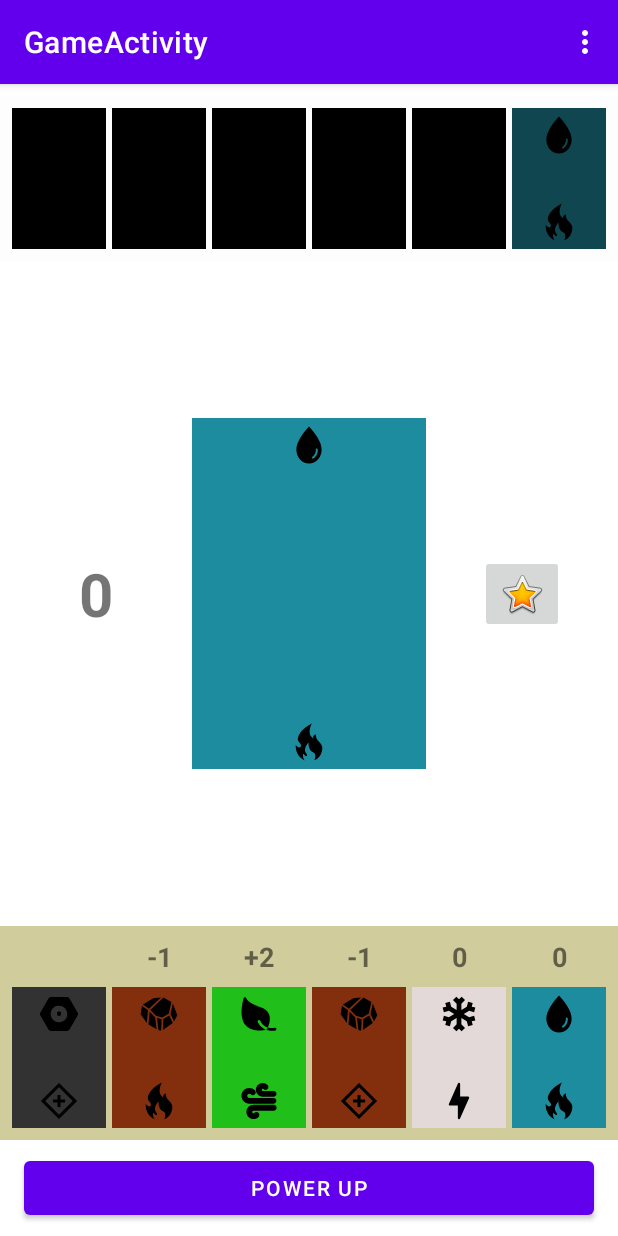
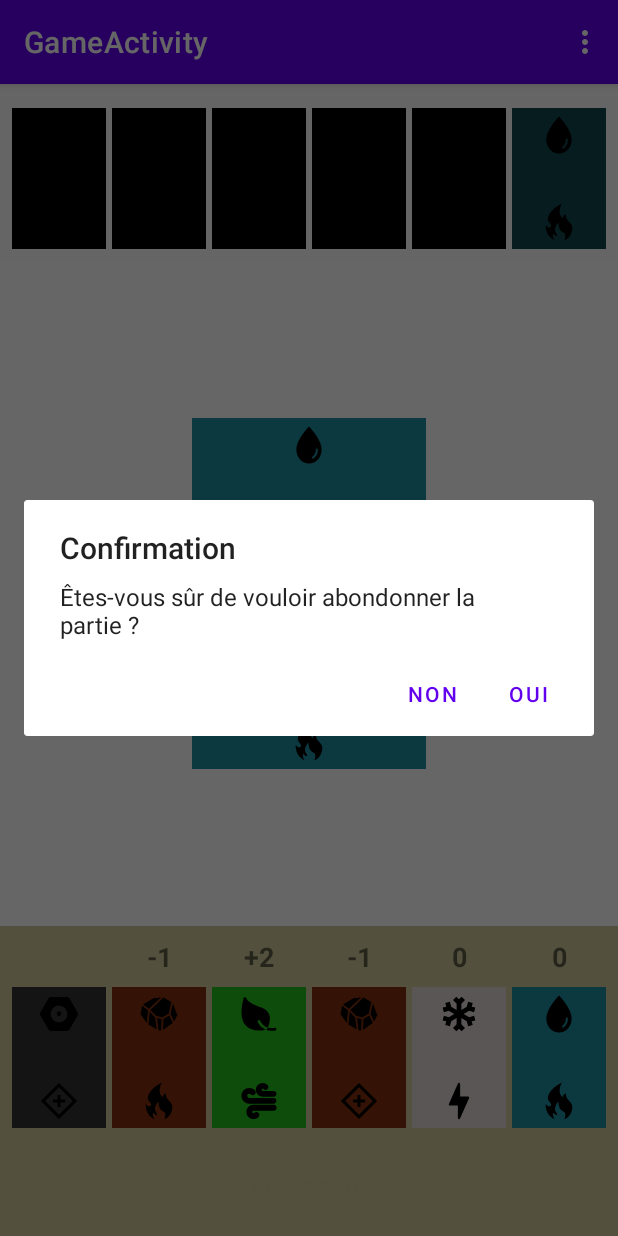
Before and after one commit to ArthurLeo04/AppMobile, an Android app: the GameActivity screen opened directly, with no data from a screen before it, in the options menu, after a tap on "Abandonner", on a phone screen of 412 x 824 dp. Run offline under Robolectric (Android 15) with nearby library versions, the phone set to English and light mode, and no system bars.

Commit message:
On peut Up !

```diff
--- a/app/src/main/java/com/example/picturetocard/GameActivity.kt
+++ b/app/src/main/java/com/example/picturetocard/GameActivity.kt
@@ -3,6 +3,7 @@ package com.example.picturetocard
 import android.animation.Animator
 import android.animation.AnimatorInflater
 import android.animation.AnimatorSet
+import android.animation.ObjectAnimator
 import com.example.picturetocard.ui.game.CarteFragment
 import android.graphics.Typeface
 import android.os.Bundle
@@ -14,6 +15,7 @@ import android.widget.Button
 import android.widget.ImageButton
 import android.widget.PopupMenu
 import android.widget.TextView
+import androidx.appcompat.app.AlertDialog
 import androidx.appcompat.app.AppCompatActivity
 import com.example.picturetocard.PictureToCard
 import com.example.picturetocard.R
@@ -21,11 +23,12 @@ import com.example.picturetocard.game.Card
 import com.example.picturetocard.game.GameManager
 
 class GameActivity : AppCompatActivity() {
-    private lateinit var button: Button
+    private lateinit var powerUpButton: Button
     private lateinit var scoreView: TextView
     private val tableRes = Array<TextView?>(6) { null }
     private val tableCardPlayer = Array<CarteFragment?>(6) { null }
     private val tableCardOppo = Array<CarteFragment?>(6) { null }
+    private val tableUp = Array<TextView?>(4) {null}
     private lateinit var helpButton: ImageButton
     private lateinit var pileDisplay: CarteFragment
     private lateinit var viewPlayerPlaying: View
@@ -80,7 +83,26 @@ class GameActivity : AppCompatActivity() {
 
         viewOpponentPlaying = findViewById(R.id.viewOpoPlaying)
 
-        // Commence le jeu
+
+        ///// Gestion du bouton powerUp //////
+
+        powerUpButton = findViewById(R.id.button)
+        powerUpButton.setOnClickListener {
+            gameManager.usePowerUp();
+        }
+
+        // Récupére les textsView Up!
+
+        for (i in 1..4) {
+            // Ajout des cartes du joueur
+            val resourceId = resources.getIdentifier("textUp$i", "id", packageName)
+            tableUp[i - 1] = findViewById(resourceId)
+            tableUp[i-1]?.textSize = 25f
+            tableUp[i-1]?.setTypeface(null, Typeface.BOLD)
+            tableUp[i-1]?.alpha = 0f // Rendre invisibles les Up au début
+        }
+
+        ///// Commence le jeu
 
         if (!gameManager.getCanPlay()) {
             gameManager.opponentChoosePlay() // Il faut que l'adversaire choisisse une carte de base
@@ -90,17 +112,14 @@ class GameActivity : AppCompatActivity() {
     }
 
     private fun getFormatedRes(indice : Int) : String {
+        // Retourne le résultat si on joue la carte à l'indice dans la main du joueur
         val card : Card = gameManager.cards.getCard(gameManager.handPlayer.cards[indice])!!
-        val result = if (gameManager.lastPlay != null) {
-            gameManager.matrice.getResult(card.color, gameManager.lastPlay!!.color)
-        }
-        else {
-            +1
-        }
+        val result = gameManager.getResult(card)
         return getStringWithPlus(result)
     }
 
     private fun getStringWithPlus(int : Int) : String {
+        // Retourne un toString mais avec + si la valeur est positive
         val formattedResult = if (int > 0) {
             "+$int"
         } else {
@@ -111,6 +130,7 @@ class GameActivity : AppCompatActivity() {
 
 
     private fun setPileDisplay() {
+        // Fixe la carte au dessus de la pile
         if (gameManager.lastPlay != null) {
 
             pileDisplay = setCardFrame(gameManager.lastPlay!!.id, R.id.pileDisplay, false)
@@ -120,6 +140,7 @@ class GameActivity : AppCompatActivity() {
 
 
     private fun getCarteFragment(cardId: Int, needClick: Boolean) : CarteFragment {
+        // retourne un nouveau fragment de carte
         return CarteFragment.newInstance(cardId, needClick,null)
     }
 
@@ -156,32 +177,28 @@ class GameActivity : AppCompatActivity() {
         return when (item.itemId) {
             R.id.action_menu -> {
                 // Ouvrir la pop-up ici
-                showPopupMenu()
+                onBackPressed() // équivalent
                 true
             }
             else -> super.onOptionsItemSelected(item)
         }
     }
 
-    private fun showPopupMenu() {
-        val contextWrapper = ContextThemeWrapper(this, R.style.PopupMenuStyle)
-        val popupMenu = PopupMenu(contextWrapper, findViewById(R.id.action_menu))
-
-        popupMenu.menuInflater.inflate(R.menu.game_menu, popupMenu.menu)
-
-        popupMenu.setOnMenuItemClickListener { menuItem ->
-            // Gérer les clics des éléments du menu contextuel ici
-            when (menuItem.itemId) {
-                R.id.action_menu -> {
-                    // Action 1
-                    //onBackPressed()
-                    true
-                }
-                else -> false
-            }
+    @Deprecated("Deprecated in Java")
+    override fun onBackPressed() {
+        // Action effectué lors de l'appuie du bouton retour (ou de Abondonner dans le popUpMenu)
+        val alertDialogBuilder = AlertDialog.Builder(this)
+        alertDialogBuilder.setTitle("Confirmation")
+        alertDialogBuilder.setMessage("Êtes-vous sûr de vouloir abondonner la partie ?")
+        alertDialogBuilder.setPositiveButton("Oui") { dialog, which ->
+            // L'utilisateur a confirmé, fermer l'activité
+            super.onBackPressed()
         }
-
-        popupMenu.show()
+        alertDialogBuilder.setNegativeButton("Non") { dialog, which ->
+            // L'utilisateur a annulé, ne rien faire
+        }
+        val alertDialog = alertDialogBuilder.create()
+        alertDialog.show()
     }
 
     fun refreshAll() {
@@ -247,7 +264,12 @@ class GameActivity : AppCompatActivity() {
         animatorDisappear.start()
     }
 
+    fun refreshPowerUp() {
+        powerUpButton.isEnabled = !gameManager.playerUsedPowerUp
+    }
+
     fun animPlay(playerPlay : Boolean) {
+        // Ajoute une animation lorsqu'un joueur joue une carte
         val animator = if (playerPlay) {
             AnimatorInflater.loadAnimator(this, R.animator.player_play) as AnimatorSet
         }
@@ -256,8 +278,6 @@ class GameActivity : AppCompatActivity() {
         }
 
         val view = findViewById<View>(R.id.viewForAnim)
-
-        //view.setBackgroundColor(ContextCompat.getColor(this, R.color.black))
 
         view.bringToFront()
 
@@ -283,4 +303,36 @@ class GameActivity : AppCompatActivity() {
 
         animator.start()
     }
+
+    fun animUp() {
+        val animatorSet = AnimatorSet()
+        val animators = mutableListOf<Animator>()
+
+        for (text : TextView? in tableUp) {
+            val animator = AnimatorInflater.loadAnimator(this, R.animator.clignote) as Animator
+            animator.setTarget(text)
+
+            animator.addListener(object : Animator.AnimatorListener {
+                override fun onAnimationStart(p0: Animator) {
+                }
+
+                override fun onAnimationEnd(p0: Animator) {
+                    text?.alpha = 0f
+                }
+
+                override fun onAnimationCancel(p0: Animator) {
+                    text?.alpha = 0f
+                }
+
+                override fun onAnimationRepeat(p0: Animator) {
+                }
+            })
+
+            animators.add(animator)
+        }
+
+        animatorSet.playTogether(animators as Collection<Animator>?)
+        animatorSet.start()
+
+    }
 }
--- a/app/src/main/java/com/example/picturetocard/game/GameViewModel.kt
+++ b/app/src/main/java/com/example/picturetocard/game/GameViewModel.kt
@@ -9,24 +9,39 @@ class GameManager(
     val matrice : MatriceType,
     val cards : CardList
 ) {
-    var handPlayer : Hand
-    lateinit var handOppo : Hand
-    public lateinit var gameActivity : GameActivity
+    // Mains des joueurs
+    var handPlayer : Hand = cards.randomHand()
+    var handOppo : Hand = cards.randomHand()
+
+    // POWER UPS
+    var playerUsedPowerUp = false
+    var oppoUsedPowerUp = false
+
+    var activePowerUp = false
+
+    // L'activité relié au jeu
+    lateinit var gameActivity : GameActivity
+
+    // Est ce le tour du joueur ?
     private var canPlay = true
 
+    // La carte au centre du jeu
     var lastPlay : Card? = null
 
+    // Le score
     var score : Int = 0
 
     init {
-
-
-        handPlayer = cards.randomHand()
-        handOppo = cards.randomHand()
-
         // Choisi qui est le premier joueur
         val random = Random()
         canPlay = random.nextBoolean()
+    }
+
+    fun getResult(cardPlayed : Card) : Int {
+        return if (lastPlay != null) {
+            if (activePowerUp) matrice.getResult(cardPlayed.color, lastPlay!!.color, cardPlayed.effet)
+            else matrice.getResult(cardPlayed.color, lastPlay!!.color)
+        } else 1
     }
 
     fun playerPlayCard(id : Int) {
@@ -39,11 +54,7 @@ class GameManager(
             val cardPlayed = cards.getCard(cardIndex)!!
 
             // Incrémentation du score
-            score += if (lastPlay != null) {
-                matrice.getResult(cardPlayed.color, lastPlay!!.color)
-            } else {
-                1
-            }
+            score += getResult(cardPlayed)
 
             // Changement de la carte à l'affiche
             lastPlay = cardPlayed
@@ -51,6 +62,9 @@ class GameManager(
             // Mise à jour de l'affichage
             gameActivity.refreshPlayerHand()
         }
+
+        // On retire le pouvoir
+        activePowerUp = false
 
         gameActivity.animPlay(true)
         gameActivity.lifecycleScope.launch {
@@ -63,26 +77,29 @@ class GameManager(
         }
     }
 
-    fun opponentPlayCard(id :Int) {
+    private fun opponentPlayCard(id :Int) {
         // Player clicked on a card
         val cardIndex = handOppo.play(id)
         if (cardIndex != 0) { // La carte peut être joué !
+            if (activePowerUp) {
+                oppoUsedPowerUp = true
+                activatePowerUp()
+            }
+
             val cardPlayed = cards.getCard(cardIndex)!!
 
-            // Décrémenter le score
-            score -= if (lastPlay != null) {
-                matrice.getResult(cardPlayed.color, lastPlay!!.color)
-            } else {
-                1
-            }
+            // Décrémente le score
+            score -= getResult(cardPlayed)
+
+
 
             // Changement de la carte à l'affiche
             lastPlay = cardPlayed
 
-
         }
 
-
+        // On retire le pouvoir
+        activePowerUp = false
 
         gameActivity.animPlay(false)
         gameActivity.lifecycleScope.launch {
@@ -101,23 +118,42 @@ class GameManager(
     fun opponentChoosePlay() {
 
         var maxScore = Int.MIN_VALUE
+        var maxScoreWithUp = Int.MIN_VALUE
         var bestCardId = -1
+        var bestCardIdWithUp = -1
 
         for (cardPos in 0..<handOppo.cards.size) {
             val card = cards.getCard(handOppo.cards[cardPos])
             if (card != null && !handOppo.isUse[cardPos]) {
-                val score = if (lastPlay != null) {
+                val scoreWithoutUp = if (lastPlay != null) {
                     matrice.getResult(card.color, lastPlay!!.color)
                 }
                 else {
                     1
                 }
+                val scoreWithUp = if (lastPlay != null) {
+                    matrice.getResult(card.color, lastPlay!!.color, card.effet)
+                }
+                else {
+                    1
+                }
 
-                if (score > maxScore) {
-                    maxScore = score
+                if (scoreWithoutUp > maxScore) {
+                    maxScore = scoreWithoutUp
                     bestCardId = handOppo.cards[cardPos]
                 }
+
+                if (scoreWithUp > maxScoreWithUp) {
+                    maxScoreWithUp = scoreWithUp
+                    bestCardIdWithUp = handOppo.cards[cardPos]
+                }
+
             }
+        }
+
+        val powerUp = (maxScore < maxScoreWithUp -1) && !oppoUsedPowerUp
+        if (powerUp) {
+            bestCardId = bestCardIdWithUp
         }
 
         gameActivity.lifecycleScope.launch {
@@ -127,11 +163,26 @@ class GameManager(
 
     }
 
+    fun activatePowerUp() {
+        activePowerUp = true
+        // Lance l'animation dans le jeu
+        gameActivity.animUp()
+    }
+
     fun setCanPlay(bool : Boolean) {
         canPlay = bool
         gameActivity.refreshWhosPlayingView()
     }
 
     fun getCanPlay() : Boolean {return canPlay}
+    fun usePowerUp() {
+        if (canPlay && !playerUsedPowerUp) {
+            playerUsedPowerUp = true
+            activatePowerUp()
+
+            gameActivity.refreshPlayerHand() // Met à jour les résultats dans la main du joueur
+            gameActivity.refreshPowerUp()
+        }
+    }
 
 }
--- a/app/src/main/java/com/example/picturetocard/game/MatriceType.kt
+++ b/app/src/main/java/com/example/picturetocard/game/MatriceType.kt
@@ -50,11 +50,28 @@ class MatriceType(
         }
     }
 
-    fun getResult(color1 : Colors, color2 : Colors) : Int {
-        // Retourne le résultat en ayant joué color1 sur color2
-        val index1 = color1.ordinal
-        val index2 = color2.ordinal
-        return matrice[index1][index2]
+    fun getResult(color1 : Colors, color2 : Colors, effet : Effets? = null) : Int {
+        if (effet == null) {
+            // Retourne le résultat en ayant joué color1 sur color2
+            val index1 = color1.ordinal
+            val index2 = color2.ordinal
+            return matrice[index1][index2]
+        }
+        else {
+            return when (effet) {
+                Effets.FOUDRE -> getResult(Colors.FOUDRE, color2)
+                Effets.FEU -> getResult(Colors.FEU, color2)
+                Effets.EAU -> getResult(Colors.EAU, color2)
+                Effets.NATURE -> getResult(Colors.NATURE, color2)
+                Effets.GLACE -> getResult(Colors.GLACE, color2)
+                Effets.ROCHE -> getResult(Colors.ROCHE, color2)
+                Effets.METAL -> getResult(Colors.METAL, color2)
+                Effets.AIR -> getResult(Colors.AIR, color2)
+                Effets.PLUS_UN -> 1 + getResult(color1, color2)
+                Effets.DOUBLE_ACT -> getResult(color1, color2)
+            }
+        }
+
     }
 
     fun getStringValues() : Array<Array<String>> {
--- a/app/src/main/res/layout/activity_game.xml
+++ b/app/src/main/res/layout/activity_game.xml
@@ -55,9 +55,8 @@
         android:layout_width="wrap_content"
         android:layout_height="0dp"
         android:layout_marginTop="-8dp"
-        android:layout_marginBottom="-8dp"
         android:background="#D1CB9B"
-        app:layout_constraintBottom_toBottomOf="@+id/carte1"
+        app:layout_constraintBottom_toBottomOf="parent"
         app:layout_constraintEnd_toEndOf="parent"
         app:layout_constraintStart_toStartOf="parent"
         app:layout_constraintTop_toTopOf="@+id/res1" />
@@ -330,5 +329,44 @@
 
     </FrameLayout>
 
+    <TextView
+        android:id="@+id/textUp1"
+        android:layout_width="wrap_content"
+        android:layout_height="wrap_content"
+        android:text="@string/powerUp"
+        app:layout_constraintBottom_toTopOf="@+id/scoreView"
+        app:layout_constraintEnd_toEndOf="@+id/scoreView"
+        app:layout_constraintStart_toStartOf="@+id/scoreView"
+        app:layout_constraintTop_toBottomOf="@+id/viewOpoPlaying" />
+
+    <TextView
+        android:id="@+id/textUp2"
+        android:layout_width="wrap_content"
+        android:layout_height="wrap_content"
+        android:text="@string/powerUp"
+        app:layout_constraintBottom_toTopOf="@+id/viewPlayerPlaying"
+        app:layout_constraintEnd_toEndOf="@+id/scoreView"
+        app:layout_constraintStart_toStartOf="@+id/scoreView"
+        app:layout_constraintTop_toBottomOf="@+id/scoreView" />
+
+    <TextView
+        android:id="@+id/textUp3"
+        android:layout_width="wrap_content"
+        android:layout_height="wrap_content"
+        android:text="@string/powerUp"
+        app:layout_constraintBottom_toTopOf="@+id/scoreView"
+        app:layout_constraintEnd_toEndOf="@+id/helpButton"
+        app:layout_constraintStart_toStartOf="@+id/helpButton"
+        app:layout_constraintTop_toBottomOf="@+id/viewOpoPlaying" />
+
+    <TextView
+        android:id="@+id/textUp4"
+        android:layout_width="wrap_content"
+        android:layout_height="wrap_content"
+        android:text="@string/powerUp"
+        app:layout_constraintBottom_toTopOf="@+id/viewPlayerPlaying"
+        app:layout_constraintEnd_toEndOf="@+id/helpButton"
+        app:layout_constraintStart_toStartOf="@+id/helpButton"
+        app:layout_constraintTop_toBottomOf="@+id/scoreView" />
 
 </androidx.constraintlayout.widget.ConstraintLayout>
--- a/app/src/main/res/values/strings.xml
+++ b/app/src/main/res/values/strings.xml
@@ -11,4 +11,5 @@
     <string name="defaultScore">0</string>
     <string name="tableDescr">Table des types</string>
     <string name="helpButtonDescr">Description bouton Aide</string>
+    <string name="powerUp">Up !</string>
 </resources>
```
Also changed, not shown: app/src/main/res/animator/clignote.xml (added, +11 -0 lines).
